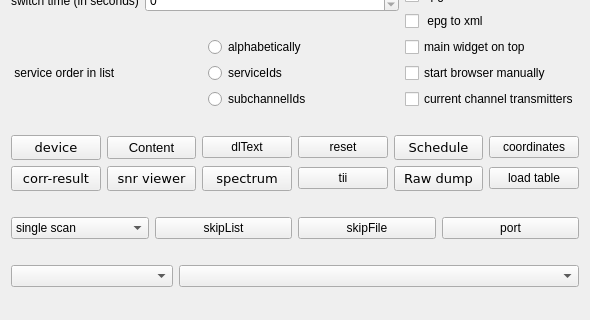
JvanKatwijk/qt-dab, file qt-dab-s5/forms-v5/config-helper.ui: the form before one commit; both pictures show x 0 to 590 and y 176 to 496 of the 590 by 496 pixel window.
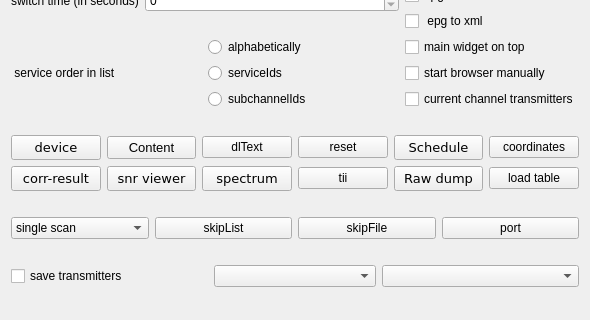
The form after the commit. Custom widgets are drawn as their Qt base class.

What changed in the file:
```diff
--- a/qt-dab-s5/forms-v5/config-helper.ui
+++ b/qt-dab-s5/forms-v5/config-helper.ui
@@ -568,6 +568,16 @@
    </item>
    <item>
     <layout class="QHBoxLayout" name="horizontalLayout_2">
+     <item>
+      <widget class="QCheckBox" name="transmSelector">
+       <property name="toolTip">
+        <string>&lt;html&gt;&lt;head/&gt;&lt;body&gt;&lt;p&gt;When this is set, the transmitter descriptions visible on the map are also stored in a &amp;quot;.csv&amp;quot;  file,&lt;/p&gt;&lt;p&gt;On starting the httpHandler, a file selection menu will appear.&lt;/p&gt;&lt;/body&gt;&lt;/html&gt;</string>
+       </property>
+       <property name="text">
+        <string>save transmitters</string>
+       </property>
+      </widget>
+     </item>
      <item>
       <widget class="smallComboBox" name="streamoutSelector">
        <property name="maximumSize">
```
